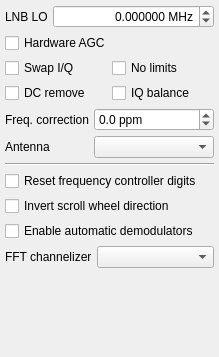
The window that src/qtgui/dockinputctl.ui (vladisslav2011/gqrx) describes before a commit, drawn with Qt 5.
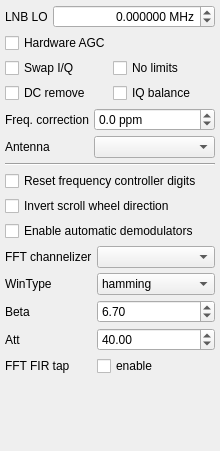
The same window after the commit. Icons and pictures are not drawn.

Commit message:
DDC FIR windows type/beta selection
and a switch to connect the main FFT to the DDC output
Choose between low_pass and low_pass_2
by setting att to a value less than 20.0
Recommended "beta" for equiripple filter is 14.0

Patch:
```diff
--- a/src/qtgui/dockinputctl.ui
+++ b/src/qtgui/dockinputctl.ui
@@ -7,13 +7,13 @@
     <x>0</x>
     <y>0</y>
     <width>219</width>
-    <height>357</height>
+    <height>451</height>
    </rect>
   </property>
   <property name="minimumSize">
    <size>
-    <width>200</width>
-    <height>357</height>
+    <width>219</width>
+    <height>451</height>
    </size>
   </property>
   <property name="windowIcon">
@@ -276,6 +276,143 @@
         </property>
        </widget>
       </item>
+      <item row="1" column="0">
+       <widget class="QLabel" name="chanSelectorLabel_2">
+        <property name="toolTip">
+         <string>Select active antenna connector</string>
+        </property>
+        <property name="text">
+         <string>WinType</string>
+        </property>
+       </widget>
+      </item>
+      <item row="1" column="1">
+       <widget class="QComboBox" name="wintypeCombo">
+        <property name="sizePolicy">
+         <sizepolicy hsizetype="MinimumExpanding" vsizetype="Minimum">
+          <horstretch>0</horstretch>
+          <verstretch>0</verstretch>
+         </sizepolicy>
+        </property>
+        <property name="toolTip">
+         <string>Select active antenna connector</string>
+        </property>
+        <property name="editable">
+         <bool>false</bool>
+        </property>
+        <item>
+         <property name="text">
+          <string>hamming</string>
+         </property>
+        </item>
+        <item>
+         <property name="text">
+          <string>hann</string>
+         </property>
+        </item>
+        <item>
+         <property name="text">
+          <string>blackman</string>
+         </property>
+        </item>
+        <item>
+         <property name="text">
+          <string>rectangular</string>
+         </property>
+        </item>
+        <item>
+         <property name="text">
+          <string>kaiser</string>
+         </property>
+        </item>
+        <item>
+         <property name="text">
+          <string>blackman-harris</string>
+         </property>
+        </item>
+        <item>
+         <property name="text">
+          <string>bartlett</string>
+         </property>
+        </item>
+        <item>
+         <property name="text">
+          <string>flattop</string>
+         </property>
+        </item>
+        <item>
+         <property name="text">
+          <string>Equiripple</string>
+         </property>
+        </item>
+       </widget>
+      </item>
+      <item row="2" column="0">
+       <widget class="QLabel" name="chanSelectorLabel_3">
+        <property name="toolTip">
+         <string>Select active antenna connector</string>
+        </property>
+        <property name="text">
+         <string>Beta</string>
+        </property>
+       </widget>
+      </item>
+      <item row="2" column="1">
+       <widget class="QDoubleSpinBox" name="betaSpinBox">
+        <property name="minimum">
+         <double>0.100000000000000</double>
+        </property>
+        <property name="singleStep">
+         <double>0.100000000000000</double>
+        </property>
+        <property name="value">
+         <double>6.700000000000000</double>
+        </property>
+       </widget>
+      </item>
+      <item row="4" column="0">
+       <widget class="QLabel" name="chanSelectorLabel_4">
+        <property name="toolTip">
+         <string>Select active antenna connector</string>
+        </property>
+        <property name="text">
+         <string>FFT FIR tap</string>
+        </property>
+       </widget>
+      </item>
+      <item row="4" column="1">
+       <widget class="QCheckBox" name="firTapCheckBox">
+        <property name="text">
+         <string>enable</string>
+        </property>
+       </widget>
+      </item>
+      <item row="3" column="0">
+       <widget class="QLabel" name="chanSelectorLabel_5">
+        <property name="toolTip">
+         <string>Select active antenna connector</string>
+        </property>
+        <property name="text">
+         <string>Att</string>
+        </property>
+       </widget>
+      </item>
+      <item row="3" column="1">
+       <widget class="QDoubleSpinBox" name="attSpinBox">
+        <property name="minimum">
+         <double>0.000000000000000</double>
+        </property>
+        <property name="maximum">
+         <double>120.000000000000000</double>
+        </property>
+        <property name="singleStep">
+         <double>5.000000000000000</double>
+        </property>
+        <property name="value">
+         <double>40.000000000000000</double>
+        </property>
+       </widget>
+      </item>
      </layout>
     </item>
     <item>
```
The commit also changes 12 other files.
